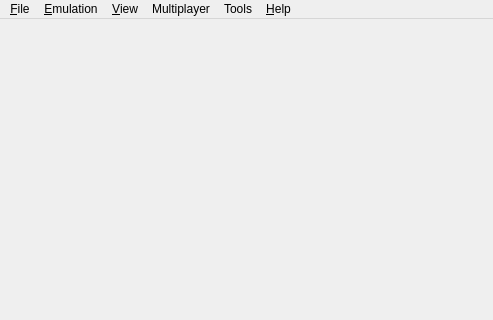
Before: the Qt Designer form src/citra_qt/main.ui in grimtnt/citra, drawn with Qt 5; both pictures show x 0 to 493 and y 0 to 320 of the 493 by 565 pixel window.
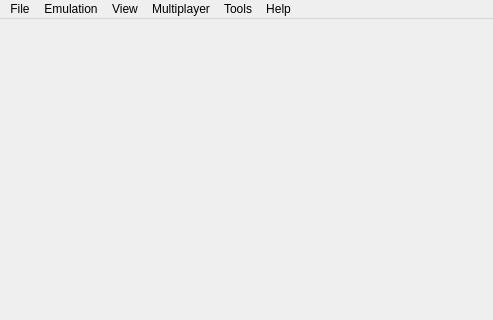
After: the same form once the commit is applied. Icons and pictures are not drawn.

Diff of the .ui file:
```diff
--- a/src/citra_qt/main.ui
+++ b/src/citra_qt/main.ui
@@ -50,7 +50,7 @@
    </property>
    <widget class="QMenu" name="menu_File">
     <property name="title">
-     <string>&amp;File</string>
+     <string>File</string>
     </property>
     <widget class="QMenu" name="menu_recent_files">
      <property name="title">
@@ -68,7 +68,7 @@
    </widget>
    <widget class="QMenu" name="menu_Emulation">
     <property name="title">
-     <string>&amp;Emulation</string>
+     <string>Emulation</string>
     </property>
     <addaction name="action_Start"/>
     <addaction name="action_Pause"/>
@@ -82,7 +82,7 @@
    </widget>
    <widget class="QMenu" name="menu_View">
     <property name="title">
-     <string>&amp;View</string>
+     <string>View</string>
     </property>
     <widget class="QMenu" name="menu_Screen_Layout">
      <property name="title">
@@ -133,7 +133,7 @@
    </widget>
    <widget class="QMenu" name="menu_Help">
     <property name="title">
-     <string>&amp;Help</string>
+     <string>Help</string>
     </property>
     <addaction name="action_About"/>
    </widget>
```
Left out of the diff: 8 changed lines with no effect on the pictures.
